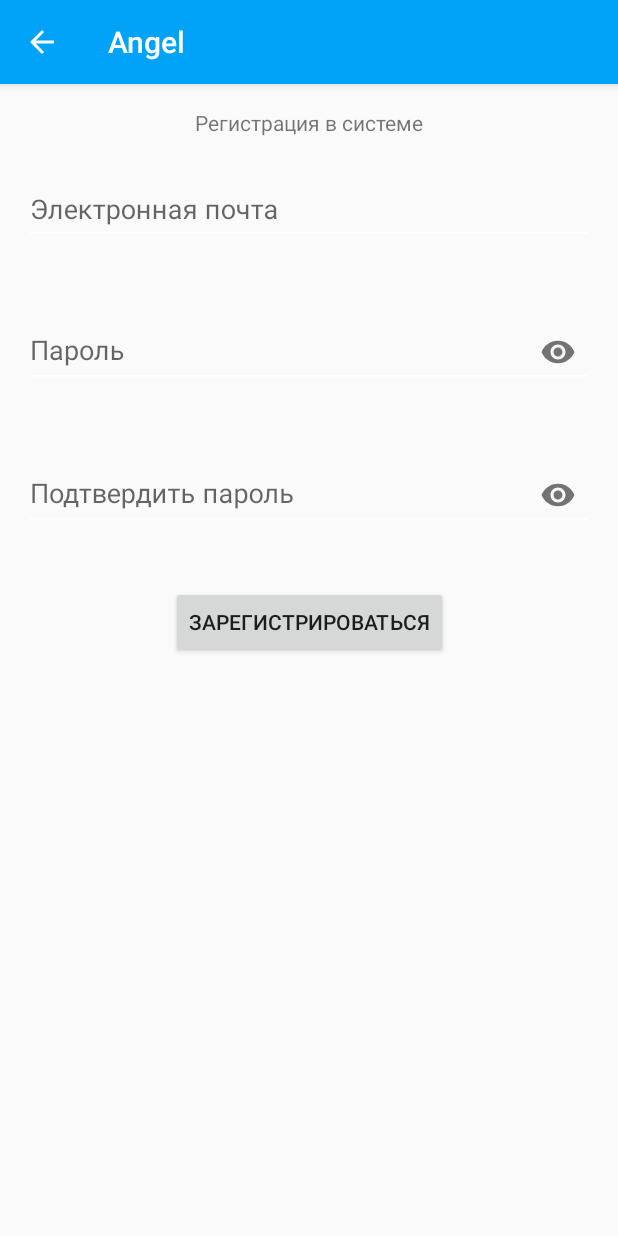
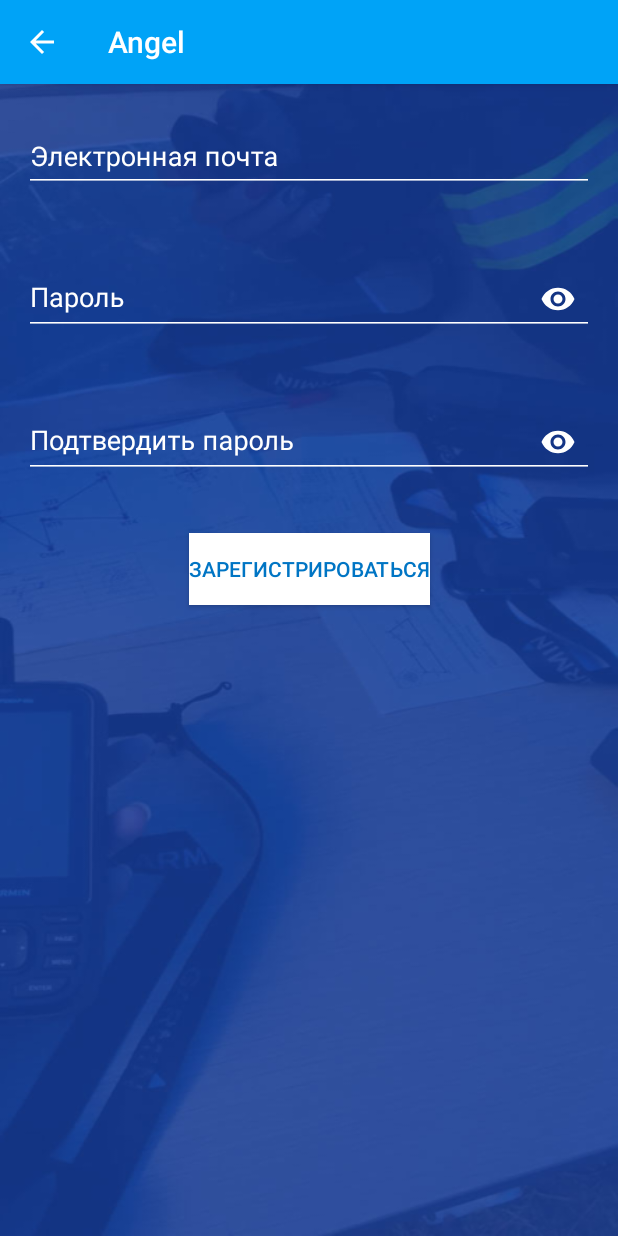
Before and after one commit to PaulXIII/Angel, an Android app: the screen it shows after launch (MainActivity), after a tap on "РЕГИСТРАЦИЯ", on a phone screen of 412 x 824 dp. Run offline under Robolectric (Android 15) with nearby library versions, the phone set to English and light mode, and no system bars; our stand-ins replace data binding; 2 statements that could not run were skipped.

Commit message:
Changed registration view

```diff
--- a/app/src/main/res/layout/registration_fragment.xml
+++ b/app/src/main/res/layout/registration_fragment.xml
@@ -12,6 +12,7 @@
     <FrameLayout
         android:layout_width="match_parent"
         android:layout_height="match_parent"
+        android:background="@drawable/background_reg"
         tools:context=".registration.RegistrationFragment">
 
         <ScrollView
@@ -22,16 +23,6 @@
                 android:layout_width="match_parent"
                 android:layout_height="wrap_content">
 
-                <TextView
-                    android:id="@+id/title"
-                    android:layout_width="wrap_content"
-                    android:layout_height="wrap_content"
-                    android:layout_marginTop="16dp"
-                    android:text="@string/registration_in_sys"
-                    app:layout_constraintEnd_toEndOf="parent"
-                    app:layout_constraintStart_toStartOf="parent"
-                    app:layout_constraintTop_toTopOf="parent" />
-
 
                 <com.google.android.material.textfield.TextInputLayout
                     android:id="@+id/emailLayout"
@@ -41,17 +32,19 @@
                     android:layout_marginTop="16dp"
                     android:layout_marginEnd="16dp"
                     app:errorEnabled="true"
+                    android:textColorHint="@color/white"
                     app:layout_constraintEnd_toEndOf="parent"
                     app:layout_constraintStart_toStartOf="parent"
-                    app:layout_constraintTop_toBottomOf="@+id/title">
+                    app:layout_constraintTop_toTopOf="parent">
 
                     <com.google.android.material.textfield.TextInputEditText
                         android:id="@+id/email"
-                        android:text="@={viewModel.email}"
-                        app:emailFocusChanged="@{viewModel}"
                         android:layout_width="match_parent"
                         android:layout_height="wrap_content"
-                        android:hint="@string/email" />
+                        android:hint="@string/email"
+                        android:textColor="@color/white"
+                        android:text="@={viewModel.email}"
+                        app:emailFocusChanged="@{viewModel}" />
                 </com.google.android.material.textfield.TextInputLayout>
 
                 <com.google.android.material.textfield.TextInputLayout
@@ -62,6 +55,8 @@
                     android:layout_marginTop="16dp"
                     android:layout_marginEnd="16dp"
                     app:errorEnabled="true"
+                    app:endIconTint="@color/white"
+                    android:textColorHint="@color/white"
                     app:endIconMode="password_toggle"
                     app:layout_constraintEnd_toEndOf="parent"
                     app:layout_constraintStart_toStartOf="parent"
@@ -73,6 +68,7 @@
                         android:layout_height="wrap_content"
                         android:text="@={viewModel.password}"
                         app:passwordFocusChanged="@{viewModel}"
+                        android:textColor="@color/white"
                         android:inputType="textPassword"
                         android:hint="@string/password" />
                 </com.google.android.material.textfield.TextInputLayout>
@@ -85,6 +81,8 @@
                     android:layout_marginTop="16dp"
                     android:layout_marginEnd="16dp"
                     app:errorEnabled="true"
+                    app:endIconTint="@color/white"
+                    android:textColorHint="@color/white"
                     app:endIconMode="password_toggle"
                     app:layout_constraintEnd_toEndOf="parent"
                     app:layout_constraintStart_toStartOf="parent"
@@ -95,6 +93,7 @@
                         android:layout_width="match_parent"
                         android:layout_height="wrap_content"
                         android:inputType="textPassword"
+                        android:textColor="@color/white"
                         app:confirmPasswordFocusChanged="@{viewModel}"
                         android:text="@={viewModel.confirmPassword}"
                         android:hint="@string/confirm_password" />
@@ -105,6 +104,8 @@
                     android:layout_width="wrap_content"
                     android:layout_height="wrap_content"
                     android:layout_marginTop="16dp"
+                    android:textColor="@color/colorPrimaryDark"
+                    android:background="@color/white"
                     android:layout_marginBottom="16dp"
                     android:text="@string/log_up"
                     android:onClick="@{() -> viewModel.register()}"
```
Also changed, not shown: app/src/main/res/drawable-xxxhdpi/background_reg.png (added).
